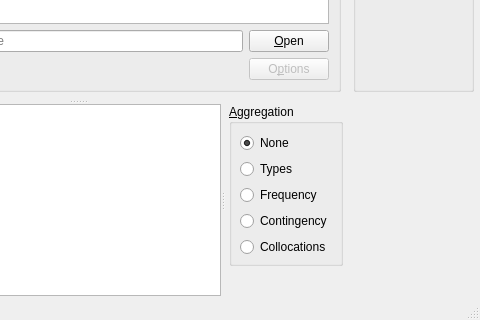
First picture: the form in coquery/gui/ui/coquery.ui, repository gkunter/coquery, before the edit; both pictures show x 325 to 805 and y 407 to 727 of the 805 by 727 pixel window.
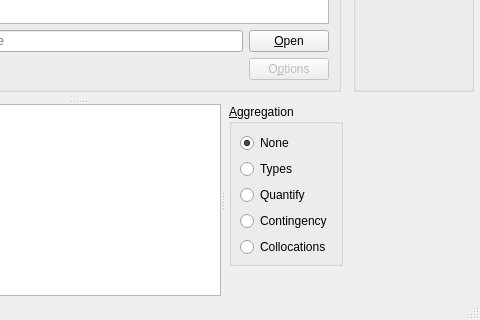
Second picture: the form after the edit. Icons and pictures are not drawn.

Commit message: Rename Frequency aggregation to Quantify

Patch:
```diff
--- a/coquery/gui/ui/coquery.ui
+++ b/coquery/gui/ui/coquery.ui
@@ -619,7 +619,7 @@
 The number of occurrences of each token matching the query string is counted. The 'Query results' table shows one row for each token, with the number of occurrences in the column 'Frequency' . &lt;/p&gt;&lt;/body&gt;&lt;/html&gt;</string>
               </property>
               <property name="text">
-               <string>Frequency</string>
+               <string>Quantify</string>
               </property>
              </widget>
             </item>
```
The commit also changes 1 other file.
